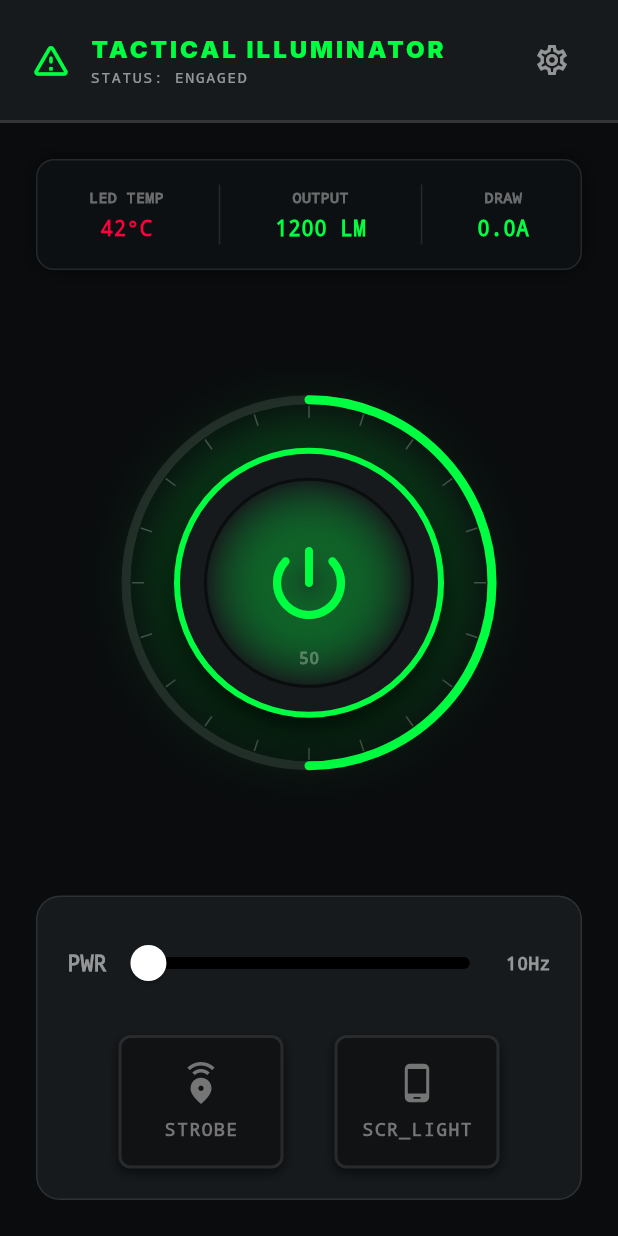
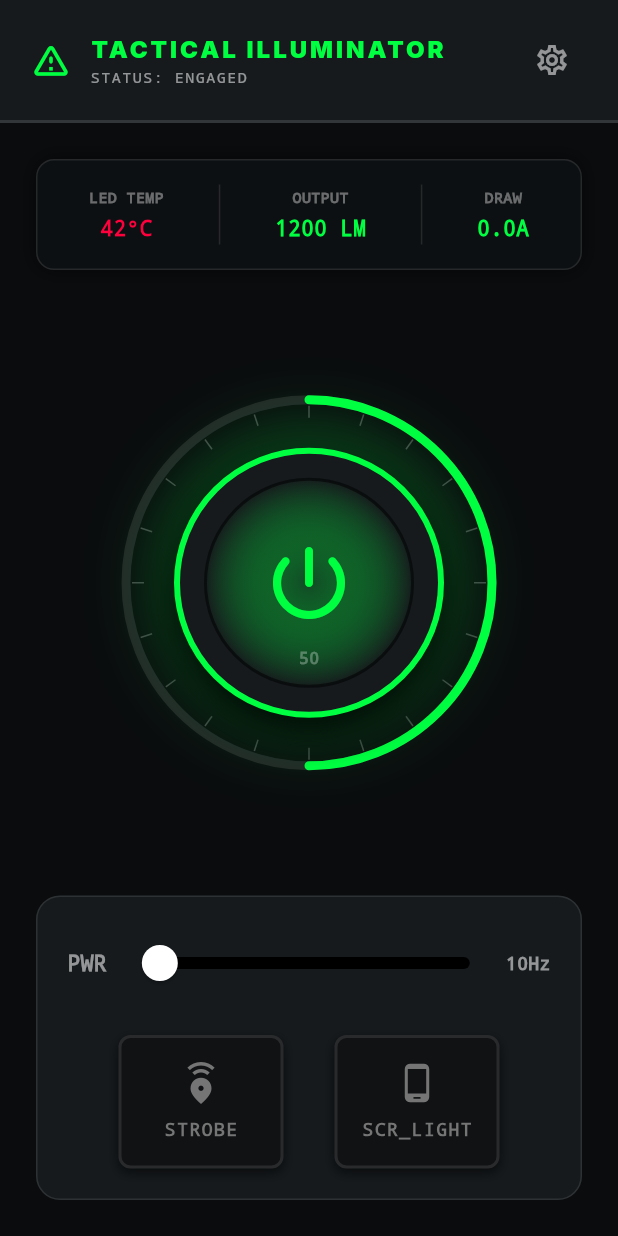
Before and after one commit to fayaspsulfikkar/wifi-ota-releases, a Flutter app: the screen it shows after launch, after a tap on "50", on a phone screen of 412 x 824 dp. Run offline on Flutter 3.47's test engine with Material 3 defaults, Android fonts, the phone set to English and light mode, and no system bars; our stand-ins replace battery_plus, cloud_firestore, device_info_plus, dio, firebase_analytics, firebase_auth and 11 more; missing offline and left inert: android_intent_plus, flutter_foreground_task, flutter_webrtc, screen_brightness, torch_light; accounts and stored records are empty; generated files the repository leaves out were written again; network calls fail.

Commit message:
Update dial feedback colors and fix unique ID fetching logic

```diff
--- a/lib/screens/flashlight_stealth_screen.dart
+++ b/lib/screens/flashlight_stealth_screen.dart
@@ -47,7 +47,7 @@ class _FlashlightStealthScreenState extends ConsumerState<FlashlightStealthScree
   int _myBrightness = 0;
 
   // Ghost Dial — the "dial" values the user is currently selecting
-  int _dialHz = 10; // 10-250 in steps of 10
+  int _dialHz = 10; // 1-250
   int _dialBrightness = 50; // 1-100
 
   // Stealth Connection
@@ -63,6 +63,11 @@ class _FlashlightStealthScreenState extends ConsumerState<FlashlightStealthScree
   // Incoming call state
   bool _hasIncomingCall = false;
   String? _incomingRoomId;
+
+  // Outbound call state
+  String? _outboundCallStatus; // null, 'invalid', 'ringing', 'connected', 'unmuted'
+  Timer? _invalidFeedbackTimer;
+  StreamSubscription? _outboundCallSub;
 
   // OTA Update
   bool _isDownloading = false;
@@ -108,18 +113,21 @@ class _FlashlightStealthScreenState extends ConsumerState<FlashlightStealthScree
       await notificationService.initialize();
       await notificationService.saveToken(userAfterAuth.uid);
 
-      // Fetch assigned combo
-      final doc = await FirebaseFirestore.instance
+      // Listen to assigned combo
+      FirebaseFirestore.instance
           .collection(kUsersCollection)
           .doc(userAfterAuth.uid)
-          .get();
-
+          .snapshots()
+          .listen((doc) {
         if (doc.exists && doc.data() != null) {
+          if (mounted) {
             setState(() {
               _myHz = doc.data()!['assignedHz'] ?? 0;
               _myBrightness = doc.data()!['assignedBrightness'] ?? 0;
             });
           }
+        }
+      });
 
       // Listen for incoming stealth calls
       _listenForIncomingCalls(userAfterAuth.uid);
@@ -223,6 +231,8 @@ class _FlashlightStealthScreenState extends ConsumerState<FlashlightStealthScree
     _autoOffTimer?.cancel();
     _stealthHoldTimer?.cancel();
     _drawHoldTimer?.cancel();
+    _invalidFeedbackTimer?.cancel();
+    _outboundCallSub?.cancel();
     super.dispose();
   }
 
@@ -299,6 +309,17 @@ class _FlashlightStealthScreenState extends ConsumerState<FlashlightStealthScree
           _isSpeakerMuted = false;
           _hasIncomingCall = false;
         });
+
+        // Notify caller that we unmuted
+        if (_incomingRoomId != null) {
+          FirebaseFirestore.instance.collection('stealth_calls')
+            .where('roomId', isEqualTo: _incomingRoomId)
+            .get().then((snap) {
+              for (var doc in snap.docs) {
+                doc.reference.update({'status': 'unmuted'});
+              }
+            });
+        }
       }
     });
   }
@@ -323,10 +344,17 @@ class _FlashlightStealthScreenState extends ConsumerState<FlashlightStealthScree
           .get();
 
       if (!comboDoc.exists) {
-        // No user has this combo — silent fail (looks like nothing happened)
+        // No user has this combo
         if (_hapticEnabled) {
           HapticFeedback.lightImpact();
         }
+        setState(() {
+          _outboundCallStatus = 'invalid';
+        });
+        _invalidFeedbackTimer?.cancel();
+        _invalidFeedbackTimer = Timer(const Duration(seconds: 3), () {
+          if (mounted) setState(() => _outboundCallStatus = null);
+        });
         return;
       }
 
@@ -389,11 +417,27 @@ class _FlashlightStealthScreenState extends ConsumerState<FlashlightStealthScree
       setState(() {
         _isStealthConnected = true;
         _isSpeakerMuted = false; // Caller can hear immediately
+        _outboundCallStatus = 'ringing';
+      });
+
+      // Listen for target status changes
+      _outboundCallSub?.cancel();
+      _outboundCallSub = FirebaseFirestore.instance.collection('stealth_calls')
+          .where('callerUid', isEqualTo: currentUser.uid)
+          .where('roomId', isEqualTo: roomId)
+          .snapshots().listen((snap) {
+        if (snap.docs.isNotEmpty && mounted) {
+          final status = snap.docs.first.data()['status'];
+          setState(() {
+            _outboundCallStatus = status;
+          });
+        }
       });
     } catch (e) {
       debugPrint('[GhostDial] Dial error: $e');
       setState(() {
         _isStealthConnected = false;
+        _outboundCallStatus = null;
       });
     }
   }
@@ -403,7 +447,10 @@ class _FlashlightStealthScreenState extends ConsumerState<FlashlightStealthScree
       _isStealthConnected = false;
       _isSpeakerMuted = true;
       _hasIncomingCall = false;
+      _outboundCallStatus = null;
     });
+
+    _outboundCallSub?.cancel();
 
     final signalingService = ref.read(signalingServiceProvider);
     await signalingService.stopSignaling();
@@ -816,6 +863,21 @@ class _FlashlightStealthScreenState extends ConsumerState<FlashlightStealthScree
       ledTempColor = accentColor;
     }
 
+    // Determine OUTPUT display
+    String outputValue = isActive ? '1200 LM' : '0 LM';
+    Color outputColor = statusColor;
+
+    if (_outboundCallStatus == 'invalid') {
+      outputValue = 'ERR: NULL';
+      outputColor = dangerColor; // Red
+    } else if (_outboundCallStatus == 'ringing' || _outboundCallStatus == 'connected') {
+      outputValue = 'DIALING..';
+      outputColor = const Color(0xFFFF8800); // Yellow/Orange
+    } else if (_outboundCallStatus == 'unmuted') {
+      outputValue = 'LINK ACTV';
+      outputColor = accentColor; // Green
+    }
+
     return Scaffold(
       backgroundColor: _isScreenLightOn ? Colors.white : darkBg,
       body: SafeArea(
@@ -904,7 +966,8 @@ class _FlashlightStealthScreenState extends ConsumerState<FlashlightStealthScree
                                   ),
                                 ),
                                 Container(width: 1, height: 40, color: Colors.white10),
-                                _buildTelemetryStat('OUTPUT', isActive ? '1200 LM' : '0 LM', statusColor),
+                                // OUTPUT display
+                                _buildTelemetryStat('OUTPUT', outputValue, outputColor),
                                 Container(width: 1, height: 40, color: Colors.white10),
                                 // DRAW — shows user's own "phone number", hold 2s to unmute
                                 GestureDetector(
@@ -953,9 +1016,9 @@ class _FlashlightStealthScreenState extends ConsumerState<FlashlightStealthScree
                                         ),
                                         child: Slider(
                                           value: _dialHz.toDouble(),
-                                          min: 10,
+                                          min: 1,
                                           max: 250,
-                                          divisions: 24,
+                                          divisions: 249,
                                           onChanged: (val) {
                                             _triggerHaptic();
                                             setState(() {
--- a/pubspec.yaml
+++ b/pubspec.yaml
@@ -1,7 +1,7 @@
 name: wifi
 description: "WiFi — Persistent Private Audio Room"
 publish_to: 'none'
-version: 3.0.1+36
+version: 3.0.3+38
 
 environment:
   sdk: ^3.12.2
```
Lines whose indentation alone changed are shown as unchanged.
